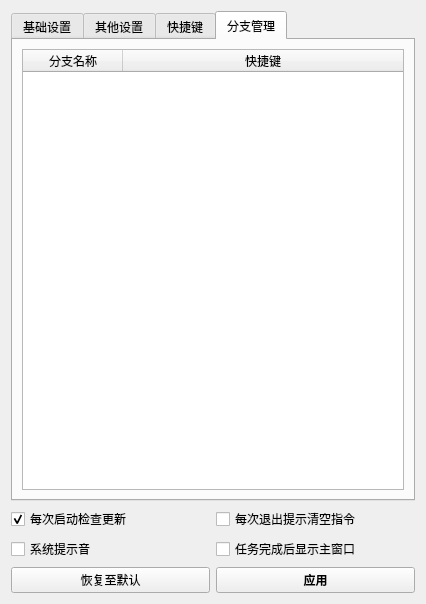
Old version of the form 窗体/setting.ui in the repository FsterThanLight/automatic_clicker_2.
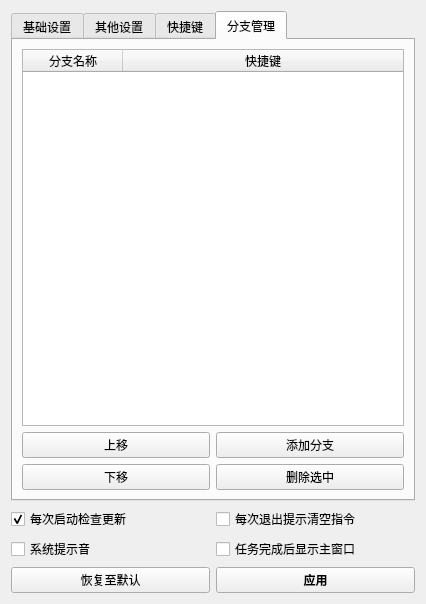
New version of the form. Icons and pictures are not drawn.

Commit message: 2024年6月17日23:14:49 新增移动指令到分支功能

```diff
--- a/窗体/setting.ui
+++ b/窗体/setting.ui
@@ -624,8 +624,8 @@
       <attribute name="title">
        <string>分支管理</string>
       </attribute>
-      <layout class="QVBoxLayout" name="verticalLayout_6">
-       <item>
+      <layout class="QGridLayout" name="gridLayout_7">
+       <item row="0" column="0" colspan="2">
         <widget class="QTableWidget" name="tableWidget">
          <attribute name="horizontalHeaderCascadingSectionResizes">
           <bool>false</bool>
@@ -654,6 +654,42 @@
          </column>
         </widget>
        </item>
+       <item row="1" column="0">
+        <widget class="QPushButton" name="pushButton_5">
+         <property name="text">
+          <string>上移</string>
+         </property>
+        </widget>
+       </item>
+       <item row="1" column="1">
+        <widget class="QPushButton" name="pushButton_7">
+         <property name="text">
+          <string>添加分支</string>
+         </property>
+         <property name="icon">
+          <iconset resource="../images.qrc">
+           <normaloff>:/按钮图标/窗体/res/add.png</normaloff>:/按钮图标/窗体/res/add.png</iconset>
+         </property>
+        </widget>
+       </item>
+       <item row="2" column="0">
+        <widget class="QPushButton" name="pushButton_6">
+         <property name="text">
+          <string>下移</string>
+         </property>
+        </widget>
+       </item>
+       <item row="2" column="1">
+        <widget class="QPushButton" name="pushButton_8">
+         <property name="text">
+          <string>删除选中</string>
+         </property>
+         <property name="icon">
+          <iconset resource="../images.qrc">
+           <normaloff>:/按钮图标/窗体/res/删除.png</normaloff>:/按钮图标/窗体/res/删除.png</iconset>
+         </property>
+        </widget>
+       </item>
       </layout>
      </widget>
     </widget>
```
Left out of the diff: 3 changed lines with no effect on the pictures. The commit also changes 12 other files.
